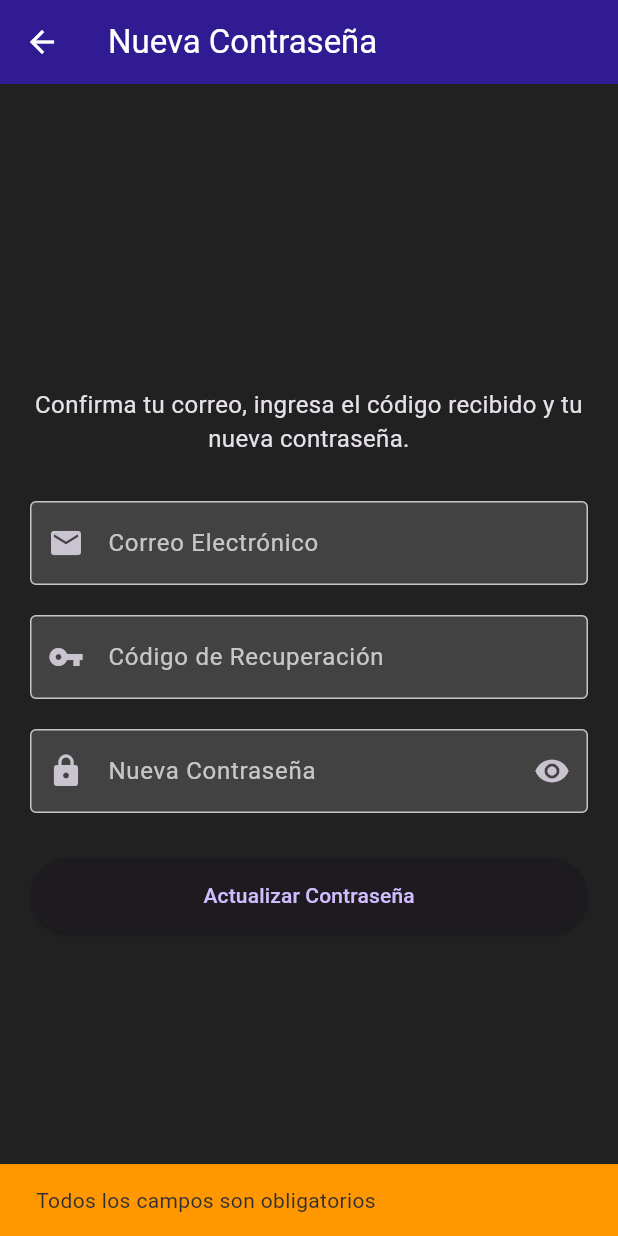
After one commit to diegopadron1/Tesis, a Flutter app: the ResetPasswordScreen screen opened directly, after a tap on "Actualizar Contraseña", on a phone screen of 412 x 824 dp. The commit adds this screen. Run offline on Flutter 3.47's test engine with Material 3 defaults, Android fonts, the phone set to English and light mode, and no system bars; our stand-ins replace flutter_secure_storage; accounts and stored records are empty.

Commit message:
Feat: Pantallas y servicio para recuperar contraseña

```diff
--- a/tesis_movil/lib/config/api_config.dart
+++ b/tesis_movil/lib/config/api_config.dart
@@ -2,7 +2,7 @@ class ApiConfig {
   // Asegúrate de usar la dirección IP REAL de tu computadora
   // Si usas 'localhost' o '127.0.0.1', el emulador/dispositivo no podrá encontrar el API.
   // Reemplaza X.X.X.X con la IP de tu PC en la red local.
-  static const String baseUrl = 'http://192.168.68.107:3000/api';
+  static const String baseUrl = 'http://192.168.68.101:3000/api';
 
   // URL de prueba para el emulador Android si usas 10.0.2.2:
   // static const String baseUrl = 'http://10.0.2.2:3000/api';
--- /dev/null
+++ b/tesis_movil/lib/screens/auth/reset_password_screen.dart
@@ -0,0 +1,146 @@
+import 'package:flutter/material.dart';
+import '../../services/password_recovery_service.dart';
+
+class ResetPasswordScreen extends StatefulWidget {
+  const ResetPasswordScreen({super.key});
+
+  @override
+  State<ResetPasswordScreen> createState() => _ResetPasswordScreenState();
+}
+
+class _ResetPasswordScreenState extends State<ResetPasswordScreen> {
+  // 1. Agregamos el controlador para el correo
+  final _emailController = TextEditingController();
+  final _codeController = TextEditingController();
+  final _passwordController = TextEditingController();
+  final _service = PasswordRecoveryService();
+  bool _isLoading = false;
+  bool _obscureText = true;
+
+  @override
+  void dispose() {
+    _emailController.dispose();
+    _codeController.dispose();
+    _passwordController.dispose();
+    super.dispose();
+  }
+
+  void _cambiarPassword() async {
+    // Validamos que los 3 campos tengan datos
+    if (_emailController.text.isEmpty ||
+        _codeController.text.isEmpty ||
+        _passwordController.text.isEmpty) {
+      ScaffoldMessenger.of(context).showSnackBar(
+        const SnackBar(content: Text("Todos los campos son obligatorios"), backgroundColor: Colors.orange)
+      );
+      return;
+    }
+
+    setState(() => _isLoading = true);
+
+    final res = await _service.resetPassword(
+      _codeController.text.trim(),
+      _passwordController.text.trim()
+    );
+
+    if (!mounted) return;
+    setState(() => _isLoading = false);
+
+    if (res['success']) {
+      // Éxito: Volver al Login
+      showDialog(
+        context: context,
+        builder: (ctx) => AlertDialog(
+          title: const Text("¡Éxito!"),
+          content: const Text("Tu contraseña ha sido actualizada correctamente."),
+          actions: [
+            TextButton(
+              onPressed: () {
+                Navigator.of(ctx).pop(); // Cerrar diálogo
+                // Volver al Login
+                Navigator.of(context).pushNamedAndRemoveUntil('/', (route) => false);
+              },
+              child: const Text("Ir al Login"),
+            )
+          ],
+        ),
+      );
+    } else {
+      ScaffoldMessenger.of(context).showSnackBar(
+        SnackBar(content: Text(res['message']), backgroundColor: Colors.red)
+      );
+    }
+  }
+
+  @override
+  Widget build(BuildContext context) {
+    return Scaffold(
+      appBar: AppBar(title: const Text("Nueva Contraseña")),
+      body: Padding(
+        padding: const EdgeInsets.all(20),
+        child: Column(
+          mainAxisAlignment: MainAxisAlignment.center,
+          children: [
+            const Text(
+              "Confirma tu correo, ingresa el código recibido y tu nueva contraseña.",
+              textAlign: TextAlign.center,
+              style: TextStyle(fontSize: 16),
+            ),
+            const SizedBox(height: 30),
+
+            // --- NUEVO CAMPO: CORREO ELECTRÓNICO ---
+            TextField(
+              controller: _emailController,
+              keyboardType: TextInputType.emailAddress,
+              decoration: const InputDecoration(
+                labelText: "Correo Electrónico",
+                border: OutlineInputBorder(),
+                prefixIcon: Icon(Icons.email),
+              ),
+            ),
+            const SizedBox(height: 20),
+            // ----------------------------------------
+
+            // Campo Código
+            TextField(
+              controller: _codeController,
+              decoration: const InputDecoration(
+                labelText: "Código de Recuperación",
+                border: OutlineInputBorder(),
+                prefixIcon: Icon(Icons.vpn_key),
+              ),
+            ),
+            const SizedBox(height: 20),
+
+            // Campo Nueva Contraseña
+            TextField(
+              controller: _passwordController,
+              obscureText: _obscureText,
+              decoration: InputDecoration(
+                labelText: "Nueva Contraseña",
+                border: const OutlineInputBorder(),
+                prefixIcon: const Icon(Icons.lock),
+                suffixIcon: IconButton(
+                  icon: Icon(_obscureText ? Icons.visibility : Icons.visibility_off),
+                  onPressed: () => setState(() => _obscureText = !_obscureText),
+                ),
+              ),
+            ),
+            const SizedBox(height: 30),
+
+            SizedBox(
+              width: double.infinity,
+              height: 50,
+              child: ElevatedButton(
+                onPressed: _isLoading ? null : _cambiarPassword,
+                child: _isLoading
+                  ? const CircularProgressIndicator(color: Colors.white)
+                  : const Text("Actualizar Contraseña"),
+              ),
+            ),
+          ],
+        ),
+      ),
+    );
+  }
+}
```
Also changed, not shown: tesis_movil/lib/screens/auth/forgot_password_screen.dart (added, +90 -0 lines), tesis_movil/lib/screens/login_screen.dart (+30 -4 lines), tesis_movil/lib/services/password_recovery_service.dart (added, +52 -0 lines).
